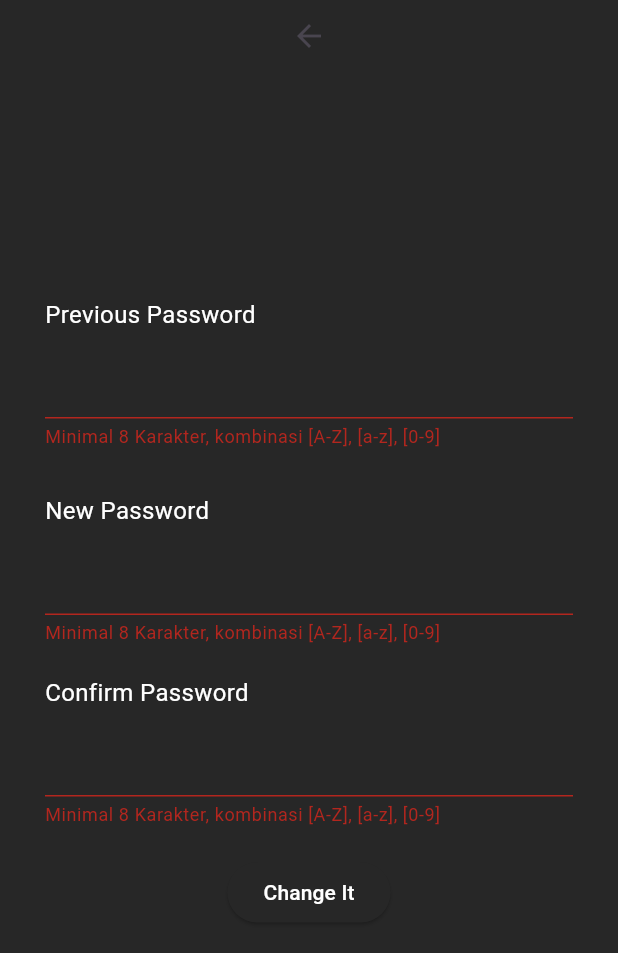
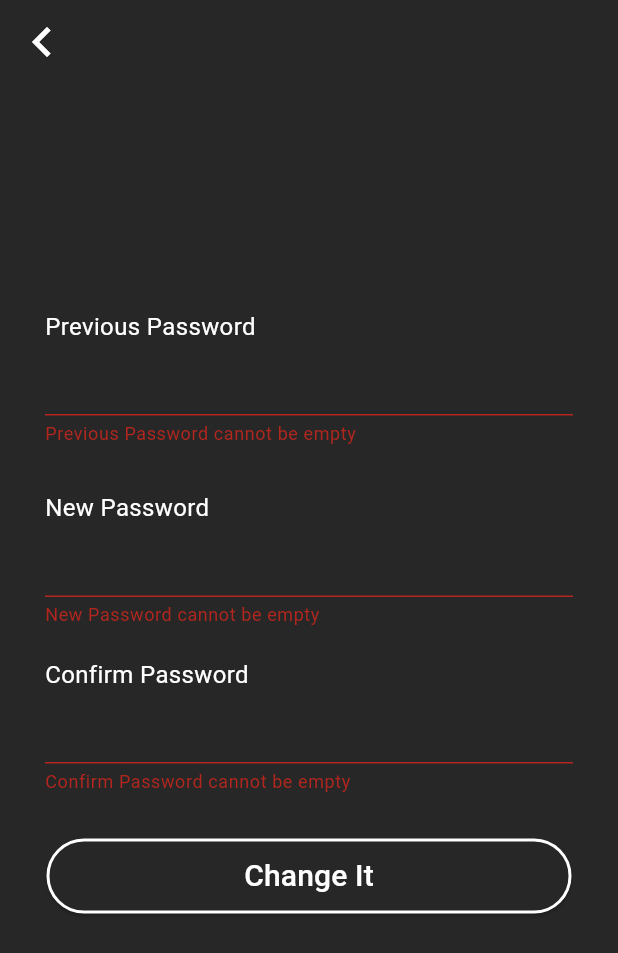
Before and after one commit to Ivander-Destian-Luis/FluX, a Flutter app: the ChangePasswordScreen screen opened by its route, after a tap on "Change It", on a phone screen of 412 x 824 dp. Shown: the top 953 px of the screen. Run offline on Flutter 3.47's test engine with Material 3 defaults, Android fonts, the phone set to English and light mode, and no system bars; our stand-ins replace cloud_firestore, firebase_auth, firebase_core, firebase_database, firebase_storage, shared_preferences; accounts and stored records are empty.

Commit message:
Update change_password_screen

```diff
--- a/lib/main.dart
+++ b/lib/main.dart
@@ -28,12 +28,12 @@ class MainApp extends StatelessWidget {
   @override
   Widget build(BuildContext context) {
     return MaterialApp(
-      home: ChangePasswordScreen(),
+      home: LoginScreen(),
       initialRoute: '/',
       routes: {
         '/browse_screen': (context) => const BrowseScreen(),
         '/home_screen': (context) => const HomeScreen(),
-        'changePassword_screen': (context) => const ChangePasswordScreen(),
+        '/changePassword_screen': (context) => const ChangePasswordScreen(),
         '/login_screen': (context) => const LoginScreen(),
         '/notification_screen': (context) => const NotificationScreen(),
         '/posting_screen': (context) => const PostingScreen(),
--- a/lib/screen/change_password_screen.dart
+++ b/lib/screen/change_password_screen.dart
@@ -20,7 +20,9 @@ class _ChangePasswordScreenState extends State<ChangePasswordScreen> {
   final TextEditingController _newPasswordController = TextEditingController();
   final TextEditingController _confirmPasswordController =
       TextEditingController();
-  String _errorText = '';
+  String _errorTextPrevious = '';
+  String _errorTextNew = '';
+  String _errorTextConfirm = '';
   late Account account;
   late ColorPallete colorPallete;
   late SharedPreferences prefs;
@@ -50,21 +52,111 @@ class _ChangePasswordScreenState extends State<ChangePasswordScreen> {
     final previousPassword = _previousPasswordController.text.trim();
     final newPassword = _newPasswordController.text.trim();
     final confirmPassword = _confirmPasswordController.text.trim();
+    bool hasError = false;
 
+    if (previousPassword.isEmpty) {
+      setState(() {
+        _errorTextPrevious = 'Previous Password cannot be empty';
+      });
+      hasError = true;
+    } else {
+      setState(() {
+        _errorTextPrevious = '';
+      });
+    }
+
+    if (newPassword.isEmpty) {
+      setState(() {
+        _errorTextNew = 'New Password cannot be empty';
+      });
+      hasError = true;
+    } else {
+      setState(() {
+        _errorTextNew = '';
+      });
+    }
+
+    if (confirmPassword.isEmpty) {
+      setState(() {
+        _errorTextConfirm = 'Confirm Password cannot be empty';
+      });
+      hasError = true;
+    } else {
+      setState(() {
+        _errorTextConfirm = '';
+      });
+    }
+
+    if (newPassword.isNotEmpty) {
       if (newPassword.length < 8 ||
           !newPassword.contains(RegExp(r'[A-Z]')) ||
           !newPassword.contains(RegExp(r'[a-z]')) ||
           !newPassword.contains(RegExp(r'[0-9]'))) {
         setState(() {
-        _errorText = 'Minimal 8 Karakter, kombinasi [A-Z], [a-z], [0-9]';
+          _errorTextNew =
+              'Minimum 8 Characters, combination [A-Z], [a-z], [0-9]';
         });
-      return;
+        hasError = true;
+      } else {
+        setState(() {
+          _errorTextNew = '';
+        });
       }
 
-    if (newPassword != confirmPassword) {
+      if (newPassword == previousPassword) {
         setState(() {
-        _errorText = 'Password baru dan konfirmasi password tidak cocok';
+          _errorTextNew = 'New Password cannot be the same as Previous Password';
         });
+        hasError = true;
+      }
+
+      if (confirmPassword.isNotEmpty) {
+        if (confirmPassword.length < 8 ||
+            !confirmPassword.contains(RegExp(r'[A-Z]')) ||
+            !confirmPassword.contains(RegExp(r'[a-z]')) ||
+            !confirmPassword.contains(RegExp(r'[0-9]'))) {
+          setState(() {
+            _errorTextConfirm =
+                'Minimum 8 Characters, combination [A-Z], [a-z], [0-9]';
+          });
+          hasError = true;
+        } else {
+          setState(() {
+            _errorTextConfirm = '';
+          });
+        }
+      }
+
+      if (confirmPassword.isNotEmpty && newPassword != confirmPassword) {
+        setState(() {
+          _errorTextConfirm = 'New password and confirm password do not match';
+        });
+        hasError = true;
+      } else {
+        setState(() {
+          _errorTextConfirm = '';
+        });
+      }
+    }
+
+    if (previousPassword.isNotEmpty) {
+      if (previousPassword.length < 8 ||
+          !previousPassword.contains(RegExp(r'[A-Z]')) ||
+          !previousPassword.contains(RegExp(r'[a-z]')) ||
+          !previousPassword.contains(RegExp(r'[0-9]'))) {
+        setState(() {
+          _errorTextPrevious =
+              'Minimum 8 Characters, combination [A-Z], [a-z], [0-9]';
+        });
+        hasError = true;
+      } else {
+        setState(() {
+          _errorTextPrevious = '';
+        });
+      }
+    }
+
+    if (hasError) {
       return;
     }
 
@@ -84,7 +176,7 @@ class _ChangePasswordScreenState extends State<ChangePasswordScreen> {
       }
     } catch (e) {
       setState(() {
-        _errorText = 'Failed to update password: $e';
+        _errorTextConfirm = 'The previous password you entered was incorrect';
       });
     }
   }
@@ -98,14 +190,24 @@ class _ChangePasswordScreenState extends State<ChangePasswordScreen> {
             body: ListView(
               physics: const NeverScrollableScrollPhysics(),
               children: [
+                Row(
+                  mainAxisAlignment: MainAxisAlignment.start,
+                  children: [
                     IconButton(
-                  icon: Icon(Icons.arrow_back),
+                      icon: Icon(
+                        Icons.chevron_left,
+                        color: colorPallete.fontColor,
+                        size: 40,
+                      ),
                       onPressed: () {
                         Navigator.push(
                           context,
-                      MaterialPageRoute(builder: (context) => LoginScreen()),
+                          MaterialPageRoute(
+                              builder: (context) => LoginScreen()),
                         );
                       },
+                    ),
+                  ],
                 ),
                 Column(
                   crossAxisAlignment: CrossAxisAlignment.start,
@@ -115,7 +217,7 @@ class _ChangePasswordScreenState extends State<ChangePasswordScreen> {
                       children: [
                         Padding(
                           padding: EdgeInsets.only(
-                              top: 150, left: 30.0, right: 30.0, bottom: 10),
+                              top: 150, left: 30.0, right: 30.0),
                           child: Text('Previous Password',
                               style: TextStyle(
                                   fontSize: 16, color: colorPallete.fontColor)),
@@ -127,8 +229,9 @@ class _ChangePasswordScreenState extends State<ChangePasswordScreen> {
                             obscureText: _obscurePassword,
                             style: TextStyle(color: colorPallete.fontColor),
                             decoration: InputDecoration(
-                              errorText:
-                                  _errorText.isNotEmpty ? _errorText : null,
+                              errorText: _errorTextPrevious.isNotEmpty
+                                  ? _errorTextPrevious
+                                  : null,
                               border: const UnderlineInputBorder(
                                   borderSide: BorderSide()),
                             ),
@@ -141,7 +244,7 @@ class _ChangePasswordScreenState extends State<ChangePasswordScreen> {
                       children: [
                         Padding(
                           padding: EdgeInsets.only(
-                              top: 30.0, left: 30.0, right: 30.0, bottom: 10),
+                              top: 30.0, left: 30.0, right: 30.0),
                           child: Text('New Password',
                               style: TextStyle(
                                   fontSize: 16, color: colorPallete.fontColor)),
@@ -153,8 +256,9 @@ class _ChangePasswordScreenState extends State<ChangePasswordScreen> {
                             obscureText: _obscurePassword,
                             style: TextStyle(color: colorPallete.fontColor),
                             decoration: InputDecoration(
-                              errorText:
-                                  _errorText.isNotEmpty ? _errorText : null,
+                              errorText: _errorTextNew.isNotEmpty
+                                  ? _errorTextNew
+                                  : null,
                               border: const UnderlineInputBorder(
                                   borderSide: BorderSide()),
                             ),
@@ -167,20 +271,21 @@ class _ChangePasswordScreenState extends State<ChangePasswordScreen> {
                       children: [
                         Padding(
                           padding: EdgeInsets.only(
-                              left: 30.0, right: 30.0, top: 20, bottom: 10),
+                              left: 30.0, right: 30.0, top: 20.0),
                           child: Text('Confirm Password',
                               style: TextStyle(
                                   fontSize: 16, color: colorPallete.fontColor)),
                         ),
                         Padding(
                           padding: const EdgeInsets.only(
-                              left: 30, right: 30, bottom: 20),
+                              left: 30, right: 30, bottom: 30),
                           child: TextFormField(
                             controller: _confirmPasswordController,
                             style: TextStyle(color: colorPallete.fontColor),
                             decoration: InputDecoration(
-                              errorText:
-                                  _errorText.isNotEmpty ? _errorText : null,
+                              errorText: _errorTextConfirm.isNotEmpty
+                                  ? _errorTextConfirm
+                                  : null,
                               border: const UnderlineInputBorder(
                                   borderSide: BorderSide()),
                             ),
@@ -197,10 +302,14 @@ class _ChangePasswordScreenState extends State<ChangePasswordScreen> {
                               passwordValidation();
                             },
                             style: ElevatedButton.styleFrom(
-                                backgroundColor: colorPallete.backgroundColor),
+                                backgroundColor: colorPallete.backgroundColor,
+                                fixedSize: const Size(350, 50),
+                                side: BorderSide(
+                                    color: colorPallete.fontColor, width: 2)),
                             child: Text(
                               'Change It',
-                              style: TextStyle(color: colorPallete.fontColor),
+                              style: TextStyle(
+                                  color: colorPallete.fontColor, fontSize: 20),
                             )),
                       ],
                     ),
--- a/lib/screen/login_screen.dart
+++ b/lib/screen/login_screen.dart
@@ -1,4 +1,4 @@
-import 'package:flutter/widgets.dart';
+import 'package:flutter/material.dart';
 
 class LoginScreen extends StatefulWidget {
   const LoginScreen({super.key});
```
Lines whose indentation alone changed are shown as unchanged.
